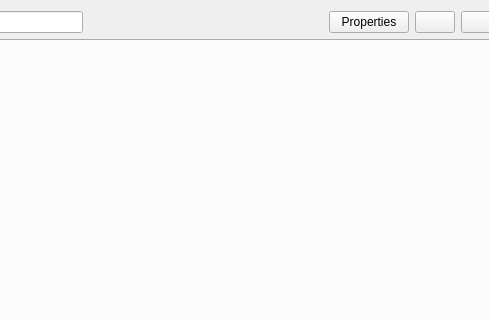
Before: the Qt Designer form core/ui/toolbars/plan/netscenario.ui in Giswater/giswater_qgis_plugin, drawn with Qt 5; both pictures show x 169 to 658 and y 0 to 320 of the 773 by 525 pixel window.
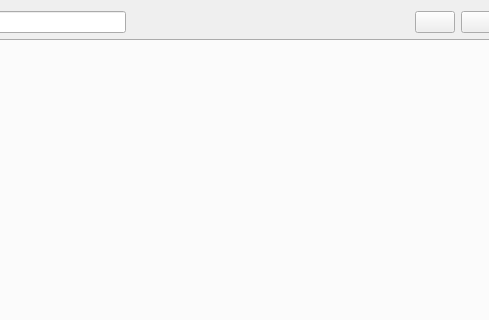
After: the same form once the commit is applied.

Commit message: Enhancement: netscenario manager new button "Selector" + refactor buttons

Diff of the .ui file:
```diff
--- a/core/ui/toolbars/plan/netscenario.ui
+++ b/core/ui/toolbars/plan/netscenario.ui
@@ -49,13 +49,6 @@
        </property>
       </spacer>
      </item>
-     <item>
-      <widget class="QPushButton" name="btn_properties">
-       <property name="text">
-        <string>Properties</string>
-       </property>
-      </widget>
-     </item>
      <item>
       <widget class="QPushButton" name="btn_toc">
        <property name="text">
```
The commit also changes 4 other files.
